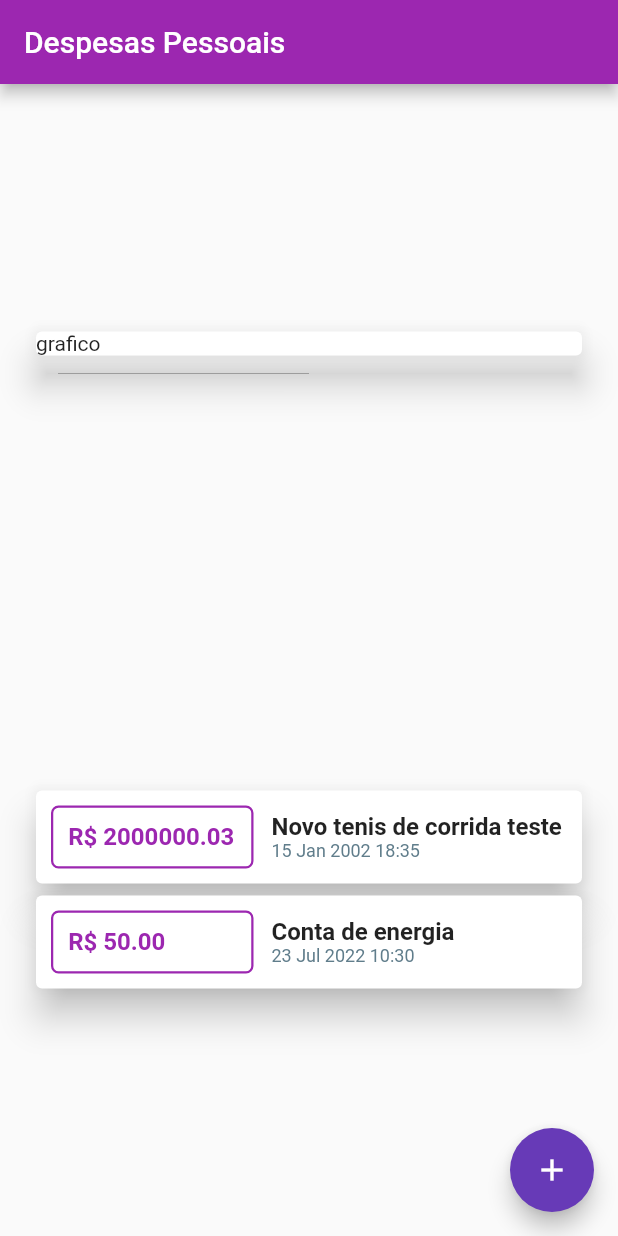
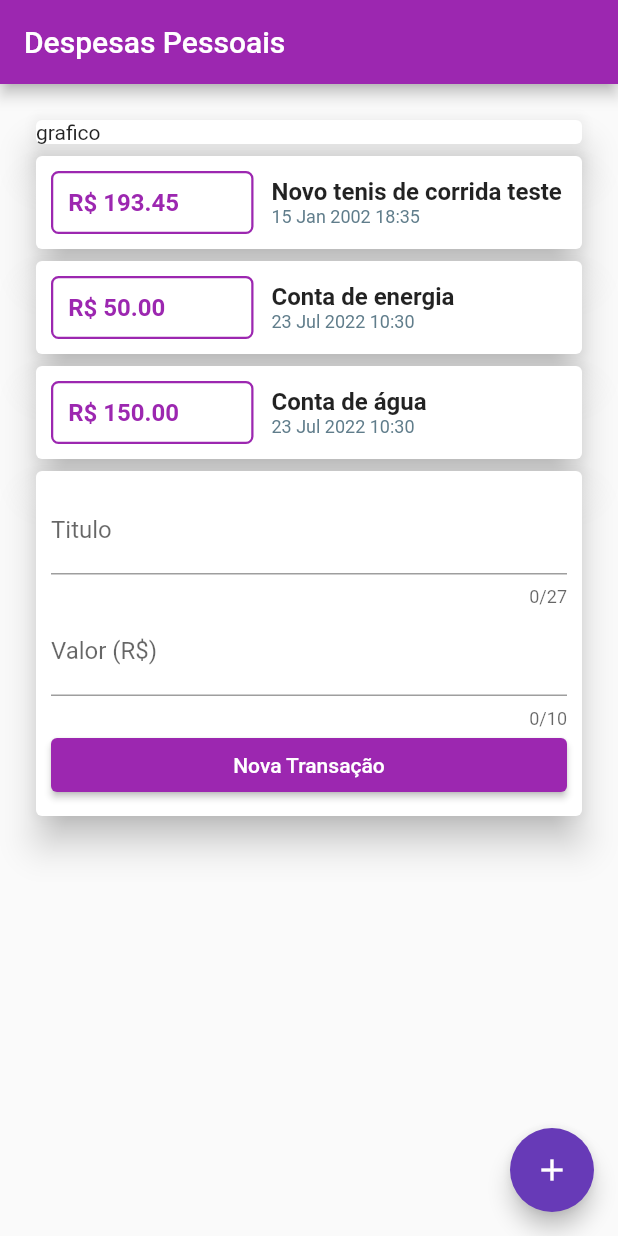
Before and after one commit to diegodmmorais/course_flutter, a Flutter app: the screen it shows after launch, on a phone screen of 412 x 824 dp. Run offline on Flutter 3.47's test engine with Material 2 defaults, Android fonts, the phone set to English and light mode, and no system bars.

Commit message:
feat(component) componentizando o projeto

```diff
--- /dev/null
+++ b/expenses/lib/expenses/components/card_input_widget.dart
@@ -0,0 +1,23 @@
+import 'package:expenses_app/expenses/constants/elevation_enum.dart';
+import 'package:flutter/material.dart';
+
+class CardInputWidget extends StatelessWidget {
+  final List<Widget> children;
+
+  const CardInputWidget({Key? key, required this.children}) : super(key: key);
+
+  @override
+  Widget build(BuildContext context) {
+    return Card(
+      elevation: ElevationEnum.dp10.value,
+      child: Container(
+        margin: const EdgeInsets.all(10),
+        child: Column(
+          mainAxisAlignment: MainAxisAlignment.start,
+          crossAxisAlignment: CrossAxisAlignment.stretch,
+          children: [...children],
+        ),
+      ),
+    );
+  }
+}
--- a/expenses/lib/expenses/scream/card_widget.dart
+++ b/expenses/lib/expenses/components/card_widget.dart
@@ -1,4 +1,5 @@
-import 'package:expenses/expenses/model/transction.dart';
+import 'package:expenses_app/expenses/constants/elevation_enum.dart';
+import 'package:expenses_app/expenses/model/transction.dart';
 import 'package:flutter/material.dart';
 import 'package:intl/intl.dart';
 
@@ -10,7 +11,7 @@ class CardWidget extends StatelessWidget {
   @override
   Widget build(BuildContext context) {
     return Card(
-      elevation: 10.0,
+      elevation: ElevationEnum.dp10.value,
       child: Row(
         children: [
           Container(
@@ -33,7 +34,6 @@ class CardWidget extends StatelessWidget {
           Container(
             margin: const EdgeInsets.fromLTRB(10, 10, 2, 10),
             child: Column(
-              mainAxisAlignment: MainAxisAlignment.start,
               crossAxisAlignment: CrossAxisAlignment.start,
               children: [
                 Text(transaction.title,
--- /dev/null
+++ b/expenses/lib/expenses/components/transaction_widget.dart
@@ -0,0 +1,41 @@
+import 'package:flutter/material.dart';
+import 'package:expenses_app/expenses/components/card_input_widget.dart';
+import 'package:flutter/services.dart';
+
+class TrasactionWidget extends StatelessWidget {
+  final tituloController = TextEditingController();
+  final valorController = TextEditingController();
+  final String labelTextTitle;
+  final String labelTextValue;
+
+  TrasactionWidget(
+      {Key? key,
+      this.labelTextTitle = 'Titulo',
+      this.labelTextValue = 'Valor (R\$)'})
+      : super(key: key);
+
+  @override
+  Widget build(BuildContext context) {
+    return CardInputWidget(children: [
+      TextField(
+        controller: tituloController,
+        maxLength: 27,
+        keyboardType: TextInputType.text,
+        decoration: InputDecoration(labelText: labelTextTitle),
+      ),
+      TextField(
+        controller: valorController,
+        maxLength: 10,
+        decoration: InputDecoration(labelText: labelTextValue),
+        keyboardType: TextInputType.number,
+        inputFormatters: [FilteringTextInputFormatter.digitsOnly],
+      ),
+      ElevatedButton(
+          onPressed: () {
+            print(tituloController.text);
+            print(valorController.text);
+          },
+          child: const Text("Nova Transação"))
+    ]);
+  }
+}
--- /dev/null
+++ b/expenses/lib/expenses/constants/elevation_enum.dart
@@ -0,0 +1,8 @@
+enum ElevationEnum {
+  dp5(5.0),
+  dp10(10.0),
+  dp20(20.0);
+
+  const ElevationEnum(this.value);
+  final double value;
+}
--- a/expenses/lib/expenses/index.dart
+++ b/expenses/lib/expenses/index.dart
@@ -1 +1 @@
-export 'scream/home.dart';
+export 'scream/app.dart';
--- /dev/null
+++ b/expenses/lib/expenses/scream/app.dart
@@ -0,0 +1,19 @@
+import 'package:expenses_app/expenses/scream/home.dart';
+import 'package:flutter/material.dart';
+
+class ExpensesApp extends StatelessWidget {
+  const ExpensesApp({Key? key}) : super(key: key);
+
+  @override
+  Widget build(BuildContext context) {
+    return MaterialApp(
+        theme: ThemeData(
+          colorScheme: ColorScheme.fromSwatch(
+            primarySwatch: Colors.purple,
+          ).copyWith(
+            secondary: Colors.deepPurple,
+          ),
+        ),
+        home: Home(key: const Key('Home')));
+  }
+}
--- a/expenses/lib/expenses/scream/expenses_app.dart
+++ /dev/null
@@ -1,52 +0,0 @@
-import 'package:expenses/expenses/model/transction.dart';
-import 'package:expenses/expenses/scream/card_widget.dart';
-import 'package:flutter/material.dart';
-
-class Home extends StatelessWidget {
-  Home({Key? key}) : super(key: key);
-
-  final _trasactions = [
-    Transaction(
-        id: 't1',
-        title: 'Novo tenis de corrida teste',
-        value: 2000000.03,
-        date: DateTime(2002, 1, 15, 18, 35)),
-    Transaction(
-        id: 't2', title: 'Conta de energia', value: 50.0, date: DateTime.now())
-  ];
-
-  @override
-  Widget build(BuildContext context) {
-    return Scaffold(
-        floatingActionButton: FloatingActionButton(
-          child: const Icon(Icons.add),
-          onPressed: () {},
-        ),
-        appBar: AppBar(title: const Text('Despesas Pessoais')),
-        body: Container(
-          width: double.infinity,
-          padding: const EdgeInsets.all(10),
-          margin: const EdgeInsets.all(10),
-          child: Column(
-            mainAxisAlignment: MainAxisAlignment.spaceAround,
-            crossAxisAlignment: CrossAxisAlignment.stretch, // cumpritoda a tela
-            children: [
-              Card(
-                elevation: 10.0,
-                child: Container(
-                  // width: double.infinity,
-                  child: Text('grafico'),
-                ),
-              ),
-              Column(
-                mainAxisAlignment: MainAxisAlignment.start,
-                crossAxisAlignment: CrossAxisAlignment.stretch,
-                children: _trasactions
-                    .map((transaction) => CardWidget(transaction: transaction))
-                    .toList(),
-              ),
-            ],
-          ),
-        ));
-  }
-}
--- a/expenses/lib/expenses/scream/home.dart
+++ b/expenses/lib/expenses/scream/home.dart
@@ -1,19 +1,59 @@
-import 'package:expenses/expenses/scream/expenses_app.dart';
+import 'package:expenses_app/expenses/components/card_input_widget.dart';
+import 'package:expenses_app/expenses/components/card_widget.dart';
+import 'package:expenses_app/expenses/components/transaction_widget.dart';
+import 'package:expenses_app/expenses/constants/elevation_enum.dart';
+import 'package:expenses_app/expenses/model/transction.dart';
 import 'package:flutter/material.dart';
 
-class ExpensesApp extends StatelessWidget {
-  const ExpensesApp({Key? key}) : super(key: key);
+class Home extends StatelessWidget {
+  Home({Key? key}) : super(key: key);
+
+  final _trasactions = [
+    Transaction(
+        id: 't1',
+        title: 'Novo tenis de corrida teste',
+        value: 193.45,
+        date: DateTime(2002, 1, 15, 18, 35)),
+    Transaction(
+        id: 't2', title: 'Conta de energia', value: 50.0, date: DateTime.now()),
+    Transaction(
+        id: 't3', title: 'Conta de água', value: 150, date: DateTime.now())
+  ];
 
   @override
   Widget build(BuildContext context) {
-    return MaterialApp(
-        theme: ThemeData(
-          colorScheme: ColorScheme.fromSwatch(
-            primarySwatch: Colors.purple,
-          ).copyWith(
-            secondary: Colors.deepPurple,
+    return Scaffold(
+        floatingActionButton: FloatingActionButton(
+          child: const Icon(Icons.add),
+          onPressed: () {},
+        ),
+        appBar: AppBar(title: const Text('Despesas Pessoais')),
+        body: SingleChildScrollView(
+          child: Container(
+            width: double.infinity,
+            margin: const EdgeInsets.all(10),
+            padding: const EdgeInsets.all(10),
+            child: Column(
+              // mainAxisAlignment: MainAxisAlignment.spaceAround,
+              crossAxisAlignment:
+                  CrossAxisAlignment.stretch, // cumpritoda a tela
+              children: [
+                Card(
+                  elevation: ElevationEnum.dp10.value,
+                  child: const Text('grafico'),
+                ),
+                Column(
+                  mainAxisAlignment: MainAxisAlignment.start,
+                  crossAxisAlignment: CrossAxisAlignment.stretch,
+                  children: _trasactions
+                      .map(
+                          (transaction) => CardWidget(transaction: transaction))
+                      .toList(),
+                ),
+                TrasactionWidget()
+              ],
+            ),
           ),
-        ),
-        home: Home(key: const Key('Home')));
+        ));
   }
 }
--- a/expenses/pubspec.yaml
+++ b/expenses/pubspec.yaml
@@ -1,4 +1,4 @@
-name: expenses
+name: expenses_app
 description: A new Flutter project.
 
 # The following line prevents the package from being accidentally published to
```
